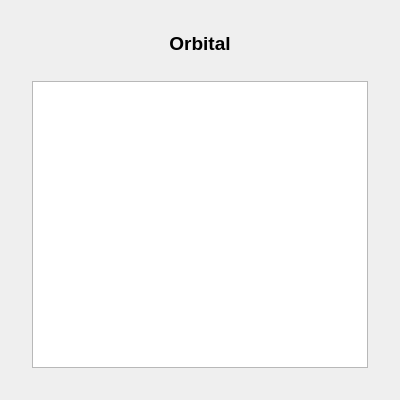
Above: app/ui/about.ui from bytemarx/exaplot before the change. Below: the same form after it.
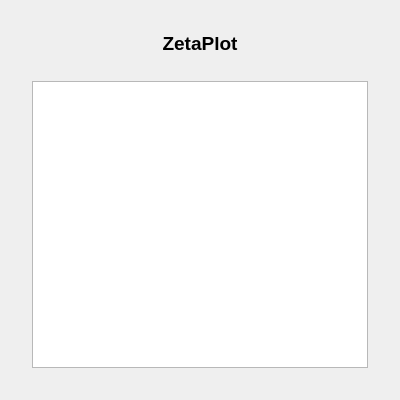
That is the form after the change.

Patch:
```diff
--- a/app/ui/about.ui
+++ b/app/ui/about.ui
@@ -35,7 +35,7 @@
       </font>
      </property>
      <property name="text">
-      <string>Orbital</string>
+      <string>ZetaPlot</string>
      </property>
      <property name="alignment">
       <set>Qt::AlignCenter</set>
```
